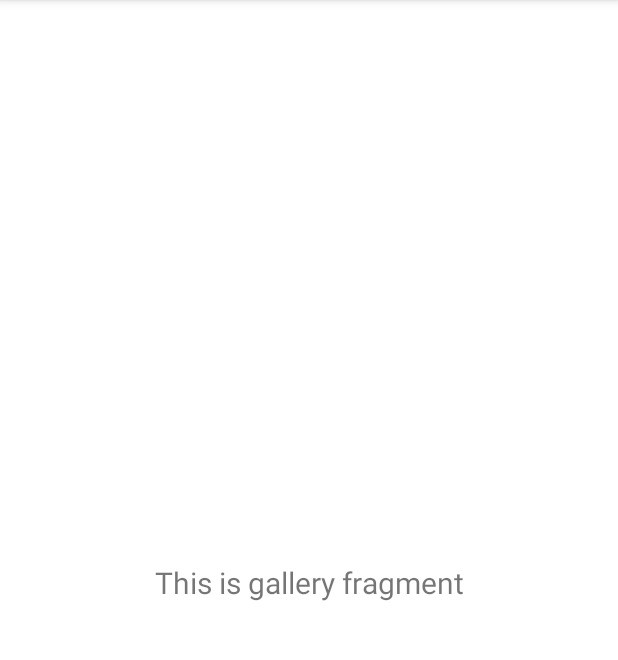
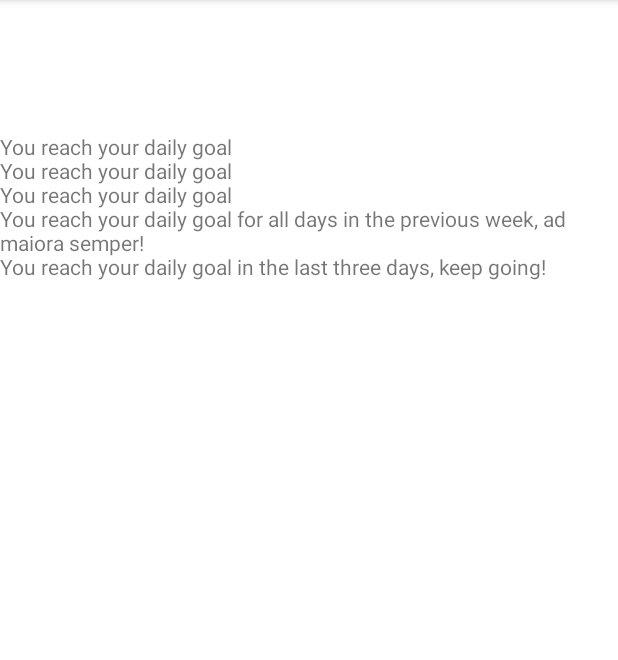
Before and after one commit to LidiaAlecci/ProjectMWC, an Android app: the fragment GalleryFragment shown on its own in the app's theme, on a phone screen of 412 x 824 dp, the part 84-744 px from its top. Run offline under Robolectric (Android 15) with nearby library versions, the phone set to English and light mode, and no system bars; libraries missing offline, so code that uses them is left out: com.anychart, com.anychart.chart, com.anychart.charts.

Commit message:
Added Badges view

```diff
--- a/Unsteppable2/app/src/main/java/com/example/unsteppable/db/UnsteppableOpenHelper.java
+++ b/Unsteppable2/app/src/main/java/com/example/unsteppable/db/UnsteppableOpenHelper.java
@@ -289,6 +289,26 @@ public class UnsteppableOpenHelper extends SQLiteOpenHelper {
         return day;
     }
 
+    public static String getAllBadges(Context context){
+        String badges = "";
+        // Get the readable database
+        SQLiteDatabase database = getDatabase(context);
+
+        Cursor cursor = database.rawQuery("SELECT * FROM " + TABLE_BADGES, null);
+
+        cursor.moveToFirst();
+        for (int index=0; index < cursor.getCount(); index++){
+            badges += cursor.getString(cursor.getColumnIndex(KEY_DESCRIPTION));
+            badges += "\n";
+            cursor.moveToNext();
+        }
+
+        cursor.close();
+        database.close();
+        return badges;
+
+    }
+
     public static String getLastDayFromNumSteps(Context context){
         String day = null;
         // Get the readable database
--- a/Unsteppable2/app/src/main/java/com/example/unsteppable/ui/gallery/GalleryFragment.java
+++ b/Unsteppable2/app/src/main/java/com/example/unsteppable/ui/gallery/GalleryFragment.java
@@ -1,6 +1,7 @@
 package com.example.unsteppable.ui.gallery;
 
 import android.os.Bundle;
+import android.util.Log;
 import android.view.LayoutInflater;
 import android.view.View;
 import android.view.ViewGroup;
@@ -12,24 +13,35 @@ import androidx.fragment.app.Fragment;
 import androidx.lifecycle.Observer;
 import androidx.lifecycle.ViewModelProviders;
 
+import com.anychart.charts.Cartesian;
 import com.example.unsteppable.R;
+import com.example.unsteppable.db.UnsteppableOpenHelper;
+
+import java.util.Calendar;
+import java.util.Map;
+import java.util.TreeMap;
 
 public class GalleryFragment extends Fragment {
 
     private GalleryViewModel galleryViewModel;
+    private TextView badges;
+    Calendar cal = Calendar.getInstance();
 
     public View onCreateView(@NonNull LayoutInflater inflater,
                              ViewGroup container, Bundle savedInstanceState) {
         galleryViewModel =
                 ViewModelProviders.of(this).get(GalleryViewModel.class);
         View root = inflater.inflate(R.layout.fragment_gallery, container, false);
-        final TextView textView = root.findViewById(R.id.text_gallery);
+        /*final TextView textView = root.findViewById(R.id.text_gallery);
         galleryViewModel.getText().observe(getViewLifecycleOwner(), new Observer<String>() {
             @Override
             public void onChanged(@Nullable String s) {
                 textView.setText(s);
             }
-        });
+        });*/
+
+        badges = root.findViewById(R.id.showBadges);
+        badges.setText(UnsteppableOpenHelper.getAllBadges(getContext()));
         return root;
     }
 }
--- a/Unsteppable2/app/src/main/java/com/example/unsteppable/ui/gallery/GalleryViewModel.java
+++ b/Unsteppable2/app/src/main/java/com/example/unsteppable/ui/gallery/GalleryViewModel.java
@@ -10,7 +10,7 @@ public class GalleryViewModel extends ViewModel {
 
     public GalleryViewModel() {
         mText = new MutableLiveData<>();
-        mText.setValue("This is gallery fragment");
+        mText.setValue("This is badge Fragment");
     }
 
     public LiveData<String> getText() {
--- a/Unsteppable2/app/src/main/res/layout/fragment_gallery.xml
+++ b/Unsteppable2/app/src/main/res/layout/fragment_gallery.xml
@@ -19,4 +19,15 @@
         app:layout_constraintEnd_toEndOf="parent"
         app:layout_constraintStart_toStartOf="parent"
         app:layout_constraintTop_toTopOf="parent" />
+
+    <TextView
+        android:id="@+id/showBadges"
+        android:layout_width="wrap_content"
+        android:layout_height="wrap_content"
+        android:layout_marginTop="88dp"
+        android:text="TextView"
+        app:layout_constraintEnd_toEndOf="parent"
+        app:layout_constraintHorizontal_bias="0.498"
+        app:layout_constraintStart_toStartOf="parent"
+        app:layout_constraintTop_toTopOf="parent" />
 </androidx.constraintlayout.widget.ConstraintLayout>
```
